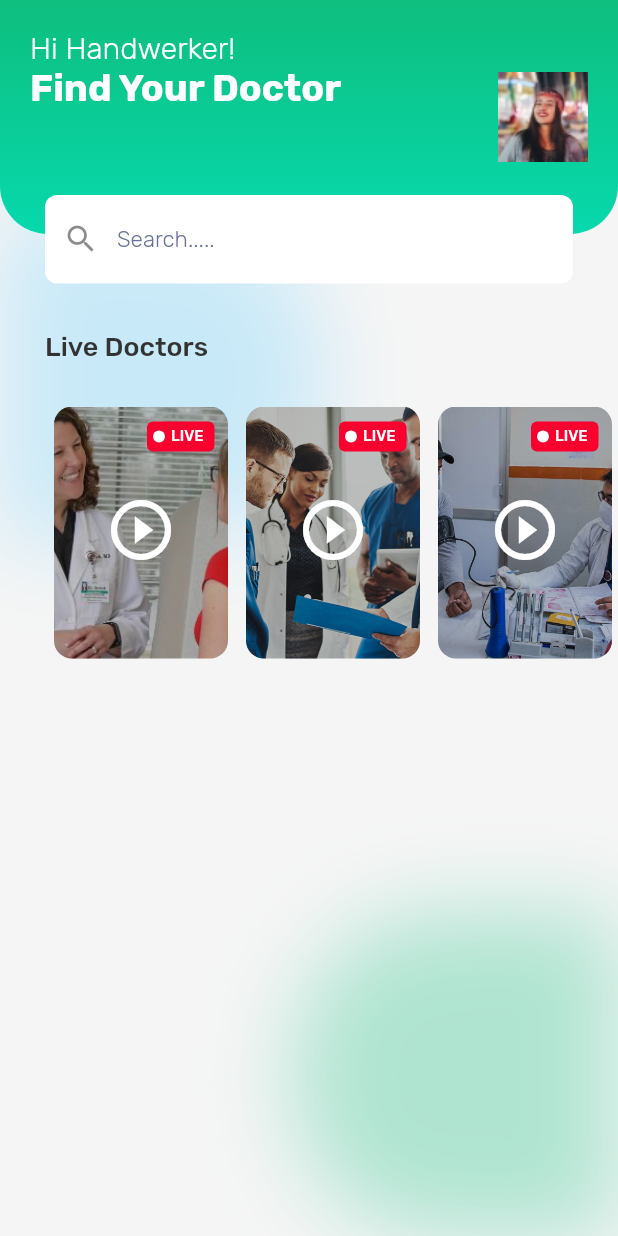
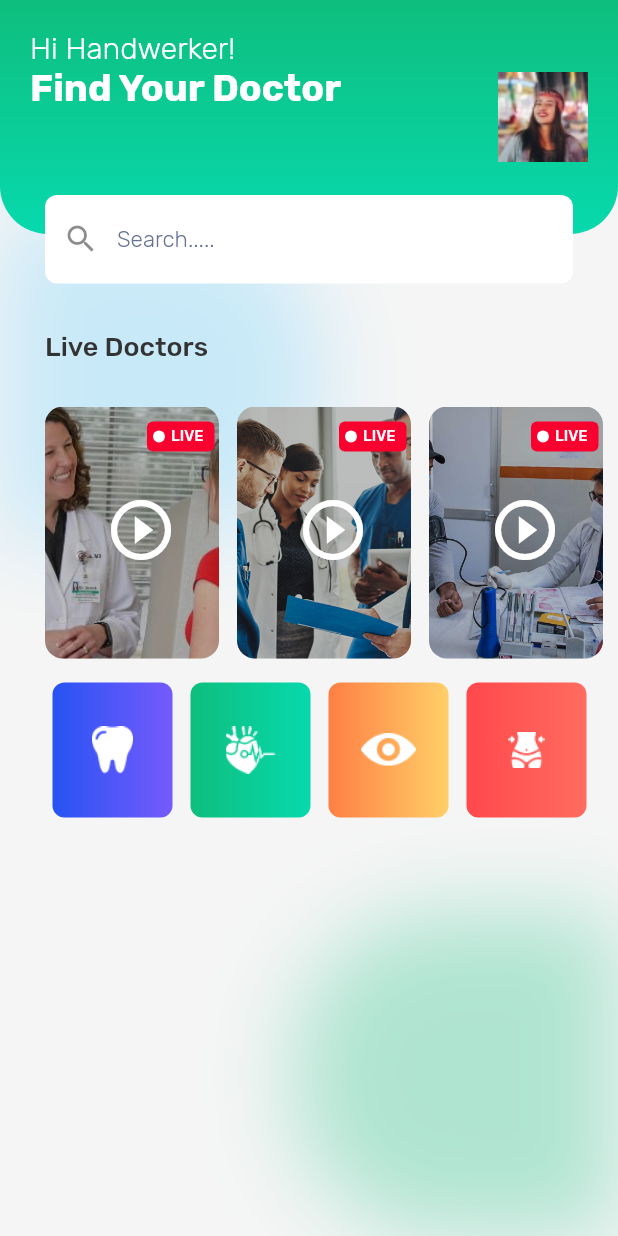
Before and after one commit to mohammad-dehghanifard/flutter_ui_challenge, a Flutter app: the screen it shows after launch, on a phone screen of 412 x 824 dp. Run offline on Flutter 3.47's test engine with Material 3 defaults, Android fonts, the light colour scheme and no system bars; our stand-ins replace carousel_slider, google_fonts, google_nav_bar, readmore, smooth_page_indicator.

Commit message:
doctor app : impl DoctorCategoryItem custom widget

```diff
--- a/lib/doctor_app/util/doctor_category.dart
+++ b/lib/doctor_app/helper/doctor_category.dart
@@ -2,6 +2,6 @@ import 'package:flutter/material.dart';
 
 class DoctorCategory {
   DoctorCategory({required this.iconPath,required this.colors});
-  final List<Colors> colors;
+  final List<Color> colors;
   final String iconPath;
 }
--- a/lib/doctor_app/screens/doctor_home_screen.dart
+++ b/lib/doctor_app/screens/doctor_home_screen.dart
@@ -1,5 +1,6 @@
 import 'package:flutter/material.dart';
-import 'package:flutter_ui_challenge/data/fake_game_data.dart';
+import 'package:flutter_ui_challenge/doctor_app/helper/doctor_category.dart';
+import 'package:flutter_ui_challenge/doctor_app/widgets/doctor_category_item.dart';
 import 'package:flutter_ui_challenge/doctor_app/widgets/doctor_home_header.dart';
 import 'package:flutter_ui_challenge/doctor_app/widgets/doctor_live_item.dart';
 import 'package:flutter_ui_challenge/doctor_app/widgets/doctor_search_text_field.dart';
@@ -18,6 +19,13 @@ class DoctorHomeScreen extends StatelessWidget {
       "assets/doctor_ui/live1.jpg",
       "assets/doctor_ui/live3.jpg",
       "assets/doctor_ui/live1.jpg",
+    ];
+
+    final List<DoctorCategory> categoryList = [
+      DoctorCategory(iconPath: "assets/doctor_ui/1.png", colors: [const Color(0xFF2753F3),const Color(0xFF765AFC)]),
+      DoctorCategory(iconPath: "assets/doctor_ui/2.png", colors: [const Color(0xFF0EBE7E),const Color(0xFF07D9AD)]),
+      DoctorCategory(iconPath: "assets/doctor_ui/3.png", colors: [const Color(0xFFFE7F44),const Color(0xFFFFCF68)]),
+      DoctorCategory(iconPath: "assets/doctor_ui/4.png", colors: [const Color(0xFFFF484C),const Color(0xFFFF6C60)]),
     ];
 
 
@@ -97,6 +105,20 @@ class DoctorHomeScreen extends StatelessWidget {
                             return DoctorLiveItem(image: doctorLives[index]);
                           },
                       ),
+                    ),
+                    const SizedBox(height: 16),
+                    // category list
+                    SizedBox(
+                      height: 100,
+                      child: ListView.builder(
+                        padding: const EdgeInsets.symmetric(horizontal: 35),
+                        shrinkWrap: true,
+                        scrollDirection: Axis.horizontal,
+                        itemCount: categoryList.length,
+                        itemBuilder: (context, index) {
+                          return DoctorCategoryItem(category: categoryList[index]);
+                        },
+                      ),
                     )
                   ],
                 ),
--- /dev/null
+++ b/lib/doctor_app/widgets/doctor_category_item.dart
@@ -0,0 +1,31 @@
+import 'package:flutter/material.dart';
+import 'package:flutter_ui_challenge/doctor_app/helper/doctor_category.dart';
+
+class DoctorCategoryItem extends StatelessWidget {
+  const DoctorCategoryItem({
+    super.key,
+    required this.category,
+  });
+
+  final DoctorCategory category;
+
+  @override
+  Widget build(BuildContext context) {
+    return Column(
+      children: [
+        Container(
+          margin: const EdgeInsets.only(right: 12),
+          width: 80,
+          height: 90,
+          decoration: BoxDecoration(
+              borderRadius: BorderRadius.circular(8),
+              gradient: LinearGradient(
+                  colors: category.colors
+              )
+          ),
+          child: Center(child: Image.asset(category.iconPath,scale: 1.2)),
+        ),
+      ],
+    );
+  }
+}
--- a/lib/doctor_app/widgets/doctor_live_item.dart
+++ b/lib/doctor_app/widgets/doctor_live_item.dart
@@ -18,7 +18,7 @@ class DoctorLiveItem extends StatelessWidget {
         Container(
           width: 116,
           height: 168,
-          margin: const EdgeInsets.symmetric(horizontal: 6),
+          margin: const EdgeInsets.only(right: 12),
           decoration: BoxDecoration(
               borderRadius: BorderRadius.circular(12)
           ),
```
